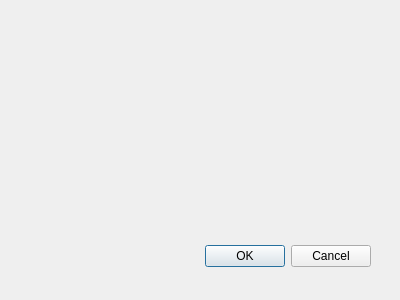
Above: DesktopApp/saveimagedialog.ui from michaelfong2017/landmark-annotator-desktop before the change. Below: the same form after it.
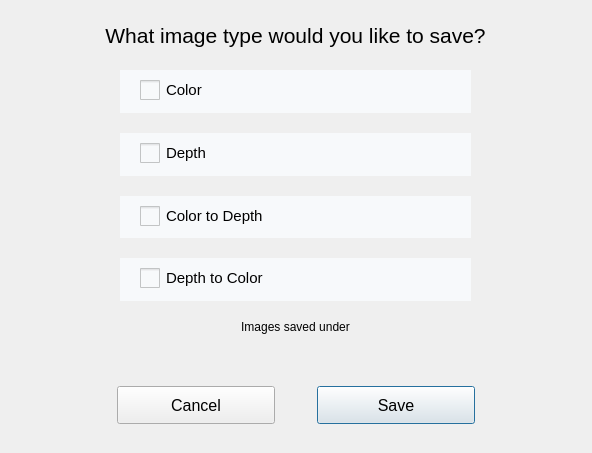
That is the form after the change.

```diff
--- a/DesktopApp/saveimagedialog.ui
+++ b/DesktopApp/saveimagedialog.ui
@@ -6,27 +6,293 @@
    <rect>
     <x>0</x>
     <y>0</y>
-    <width>400</width>
-    <height>300</height>
+    <width>592</width>
+    <height>453</height>
    </rect>
   </property>
   <property name="windowTitle">
    <string>Dialog</string>
   </property>
-  <widget class="QDialogButtonBox" name="buttonBox">
+  <widget class="QWidget" name="verticalLayoutWidget">
    <property name="geometry">
     <rect>
-     <x>30</x>
-     <y>240</y>
-     <width>341</width>
-     <height>32</height>
+     <x>120</x>
+     <y>70</y>
+     <width>351</width>
+     <height>231</height>
     </rect>
    </property>
+   <layout class="QVBoxLayout" name="verticalLayout">
+    <property name="spacing">
+     <number>20</number>
+    </property>
+    <item>
+     <widget class="QWidget" name="widget_2" native="true">
+      <property name="styleSheet">
+       <string notr="true">background-color: rgb(247, 249, 251)</string>
+      </property>
+      <widget class="QWidget" name="verticalLayoutWidget_3">
+       <property name="geometry">
+        <rect>
+         <x>20</x>
+         <y>0</y>
+         <width>221</width>
+         <height>41</height>
+        </rect>
+       </property>
+       <layout class="QVBoxLayout" name="verticalLayout_7">
+        <item>
+         <widget class="QCheckBox" name="checkBox_3">
+          <property name="font">
+           <font>
+            <pointsize>11</pointsize>
+           </font>
+          </property>
+          <property name="styleSheet">
+           <string notr="true">QCheckBox::indicator {
+	width: 20px;
+	height: 20px;
+}
+
+QCheckBox::indicator:unchecked {
+	
+}
+</string>
+          </property>
+          <property name="text">
+           <string>Color</string>
+          </property>
+         </widget>
+        </item>
+       </layout>
+      </widget>
+     </widget>
+    </item>
+    <item>
+     <widget class="QWidget" name="widget_5" native="true">
+      <property name="styleSheet">
+       <string notr="true">background-color: rgb(247, 249, 251)</string>
+      </property>
+      <widget class="QWidget" name="verticalLayoutWidget_7">
+       <property name="geometry">
+        <rect>
+         <x>20</x>
+         <y>0</y>
+         <width>221</width>
+         <height>41</height>
+        </rect>
+       </property>
+       <layout class="QVBoxLayout" name="verticalLayout_12">
+        <item>
+         <widget class="QCheckBox" name="checkBox_8">
+          <property name="font">
+           <font>
+            <pointsize>11</pointsize>
+           </font>
+          </property>
+          <property name="styleSheet">
+           <string notr="true">QCheckBox::indicator {
+	width: 20px;
+	height: 20px;
+}
+
+QCheckBox::indicator:unchecked {
+	
+}
+</string>
+          </property>
+          <property name="text">
+           <string>Depth</string>
+          </property>
+         </widget>
+        </item>
+       </layout>
+      </widget>
+     </widget>
+    </item>
+    <item>
+     <widget class="QWidget" name="widget_3" native="true">
+      <property name="styleSheet">
+       <string notr="true">background-color: rgb(247, 249, 251)</string>
+      </property>
+      <widget class="QWidget" name="verticalLayoutWidget_5">
+       <property name="geometry">
+        <rect>
+         <x>20</x>
+         <y>0</y>
+         <width>221</width>
+         <height>41</height>
+        </rect>
+       </property>
+       <layout class="QVBoxLayout" name="verticalLayout_10">
+        <item>
+         <widget class="QCheckBox" name="checkBox_6">
+          <property name="font">
+           <font>
+            <pointsize>11</pointsize>
+           </font>
+          </property>
+          <property name="styleSheet">
+           <string notr="true">QCheckBox::indicator {
+	width: 20px;
+	height: 20px;
+}
+
+QCheckBox::indicator:unchecked {
+	
+}
+</string>
+          </property>
+          <property name="text">
+           <string>Color to Depth</string>
+          </property>
+         </widget>
+        </item>
+       </layout>
+      </widget>
+     </widget>
+    </item>
+    <item>
+     <widget class="QWidget" name="widget_4" native="true">
+      <property name="styleSheet">
+       <string notr="true">background-color: rgb(247, 249, 251)</string>
+      </property>
+      <widget class="QWidget" name="verticalLayoutWidget_6">
+       <property name="geometry">
+        <rect>
+         <x>20</x>
+         <y>0</y>
+         <width>221</width>
+         <height>41</height>
+        </rect>
+       </property>
+       <layout class="QVBoxLayout" name="verticalLayout_11">
+        <item>
+         <widget class="QCheckBox" name="checkBox_7">
+          <property name="font">
+           <font>
+            <pointsize>11</pointsize>
+           </font>
+          </property>
+          <property name="styleSheet">
+           <string notr="true">QCheckBox::indicator {
+	width: 20px;
+	height: 20px;
+}
+
+QCheckBox::indicator:unchecked {
+	
+}
+</string>
+          </property>
+          <property name="text">
+           <string>Depth to Color</string>
+          </property>
+         </widget>
+        </item>
+       </layout>
+      </widget>
+     </widget>
+    </item>
+   </layout>
+  </widget>
+  <widget class="QLabel" name="label">
+   <property name="geometry">
+    <rect>
+     <x>100</x>
+     <y>20</y>
+     <width>391</width>
+     <height>31</height>
+    </rect>
+   </property>
+   <property name="layoutDirection">
+    <enum>Qt::LeftToRight</enum>
+   </property>
+   <property name="text">
+    <string>&lt;html&gt;&lt;head/&gt;&lt;body&gt;&lt;p align=&quot;center&quot;&gt;&lt;span style=&quot; font-size:16pt;&quot;&gt;What image type would you like to save?&lt;/span&gt;&lt;/p&gt;&lt;/body&gt;&lt;/html&gt;</string>
+   </property>
+  </widget>
+  <widget class="QLabel" name="label_2">
+   <property name="geometry">
+    <rect>
+     <x>120</x>
+     <y>320</y>
+     <width>351</width>
+     <height>41</height>
+    </rect>
+   </property>
+   <property name="text">
+    <string>&lt;html&gt;&lt;head/&gt;&lt;body&gt;&lt;p align=&quot;center&quot;&gt;Images saved under&lt;/p&gt;&lt;p align=&quot;center&quot;&gt;&lt;br/&gt;&lt;/p&gt;&lt;/body&gt;&lt;/html&gt;</string>
+   </property>
+  </widget>
+  <widget class="QDialogButtonBox" name="buttonBox_4">
+   <property name="geometry">
+    <rect>
+     <x>300</x>
+     <y>380</y>
+     <width>191</width>
+     <height>51</height>
+    </rect>
+   </property>
+   <property name="minimumSize">
+    <size>
+     <width>0</width>
+     <height>0</height>
+    </size>
+   </property>
+   <property name="layoutDirection">
+    <enum>Qt::LeftToRight</enum>
+   </property>
+   <property name="styleSheet">
+    <string notr="true">QWidget {
+	width: 150px;
+	height: 30px;
+	font-size: 16px;
+}</string>
+   </property>
    <property name="orientation">
     <enum>Qt::Horizontal</enum>
    </property>
    <property name="standardButtons">
-    <set>QDialogButtonBox::Cancel|QDialogButtonBox::Ok</set>
+    <set>QDialogButtonBox::Save</set>
+   </property>
+   <property name="centerButtons">
+    <bool>true</bool>
+   </property>
+  </widget>
+  <widget class="QDialogButtonBox" name="buttonBox_5">
+   <property name="geometry">
+    <rect>
+     <x>100</x>
+     <y>380</y>
+     <width>191</width>
+     <height>51</height>
+    </rect>
+   </property>
+   <property name="minimumSize">
+    <size>
+     <width>0</width>
+     <height>0</height>
+    </size>
+   </property>
+   <property name="layoutDirection">
+    <enum>Qt::LeftToRight</enum>
+   </property>
+   <property name="styleSheet">
+    <string notr="true">QWidget {
+	width: 150px;
+	height: 30px;
+	font-size: 16px;
+}</string>
+   </property>
+   <property name="orientation">
+    <enum>Qt::Horizontal</enum>
+   </property>
+   <property name="standardButtons">
+    <set>QDialogButtonBox::Cancel</set>
+   </property>
+   <property name="centerButtons">
+    <bool>true</bool>
    </property>
   </widget>
  </widget>
```
Left out of the diff: 39 changed lines with no effect on the pictures.
